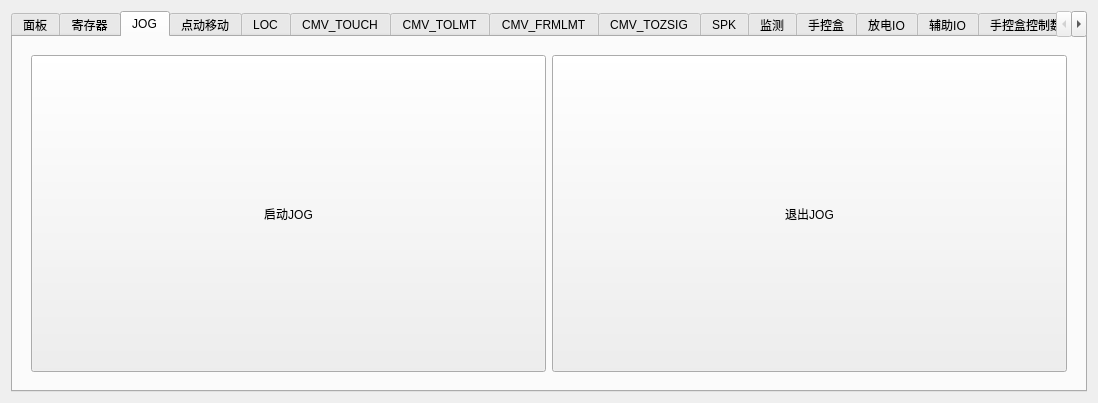
Above: forms_v1/regwindow.ui from zephyrrr/Camotics_modbus before the change. Below: the same form after it.
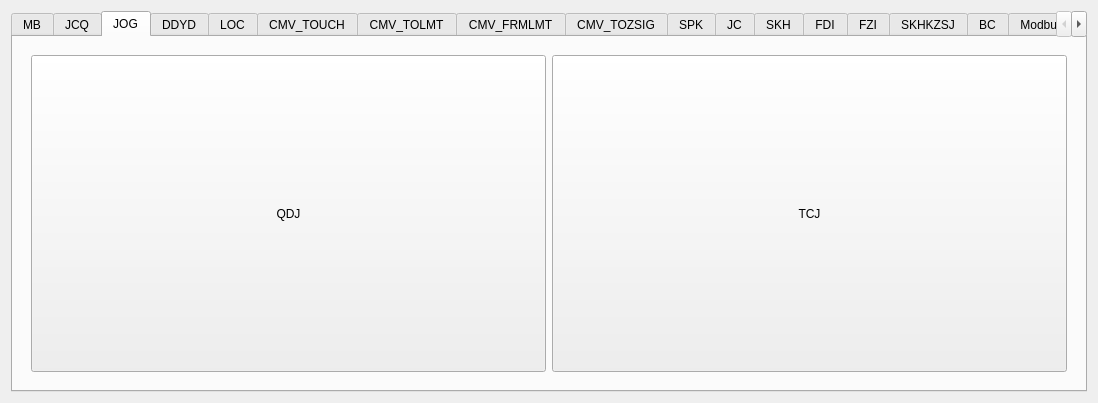
That is the form after the change. The open tabs and pages were chosen to show the change.

```diff
--- a/forms_v1/regwindow.ui
+++ b/forms_v1/regwindow.ui
@@ -24,7 +24,7 @@
        <bool>true</bool>
       </property>
       <attribute name="title">
-       <string>面板</string>
+       <string>MB</string>
       </attribute>
       <layout class="QVBoxLayout" name="verticalLayoutTab17">
        <item>
@@ -34,7 +34,7 @@
      </widget>
      <widget class="QWidget" name="tab">
       <attribute name="title">
-       <string>寄存器</string>
+       <string>JCQ</string>
       </attribute>
       <layout class="QVBoxLayout" name="verticalLayout">
        <item>
@@ -123,7 +123,7 @@
                </sizepolicy>
               </property>
               <property name="text">
-               <string>启动JOG</string>
+               <string>QDJ</string>
               </property>
               <property name="flat">
                <bool>false</bool>
@@ -139,7 +139,7 @@
                </sizepolicy>
               </property>
               <property name="text">
-               <string>退出JOG</string>
+               <string>TCJ</string>
               </property>
              </widget>
             </item>
@@ -155,7 +155,7 @@
      </widget>
      <widget class="QWidget" name="tab_16">
       <attribute name="title">
-       <string>点动移动</string>
+       <string>DDYD</string>
       </attribute>
      </widget>
      <widget class="QWidget" name="tab_3">
@@ -412,7 +412,7 @@
      </widget>
      <widget class="QWidget" name="tab_9">
       <attribute name="title">
-       <string>监测</string>
+       <string>JC</string>
       </attribute>
       <widget class="QWidget" name="gridLayoutWidget">
        <property name="geometry">
@@ -428,12 +428,12 @@
      </widget>
      <widget class="QWidget" name="tab_10">
       <attribute name="title">
-       <string>手控盒</string>
+       <string>SKH</string>
       </attribute>
      </widget>
      <widget class="QWidget" name="tab_11">
       <attribute name="title">
-       <string>放电IO</string>
+       <string>FDI</string>
       </attribute>
       <layout class="QVBoxLayout" name="verticalLayoutTab11">
        <item>
@@ -462,7 +462,7 @@
      </widget>
      <widget class="QWidget" name="tab_12">
       <attribute name="title">
-       <string>辅助IO</string>
+       <string>FZI</string>
       </attribute>
       <layout class="QVBoxLayout" name="verticalLayoutTab12">
        <item>
@@ -491,7 +491,7 @@
      </widget>
      <widget class="QWidget" name="tab_13">
       <attribute name="title">
-       <string>手控盒控制数据</string>
+       <string>SKHKZSJ</string>
       </attribute>
       <layout class="QVBoxLayout" name="verticalLayoutTab13">
        <item>
@@ -536,7 +536,7 @@
      </widget>
      <widget class="QWidget" name="tab_14">
       <attribute name="title">
-       <string>补偿</string>
+       <string>BC</string>
       </attribute>
       <layout class="QVBoxLayout" name="verticalLayoutTab14">
        <item>
```
Left out of the diff: 51 changed lines with no effect on the pictures.
